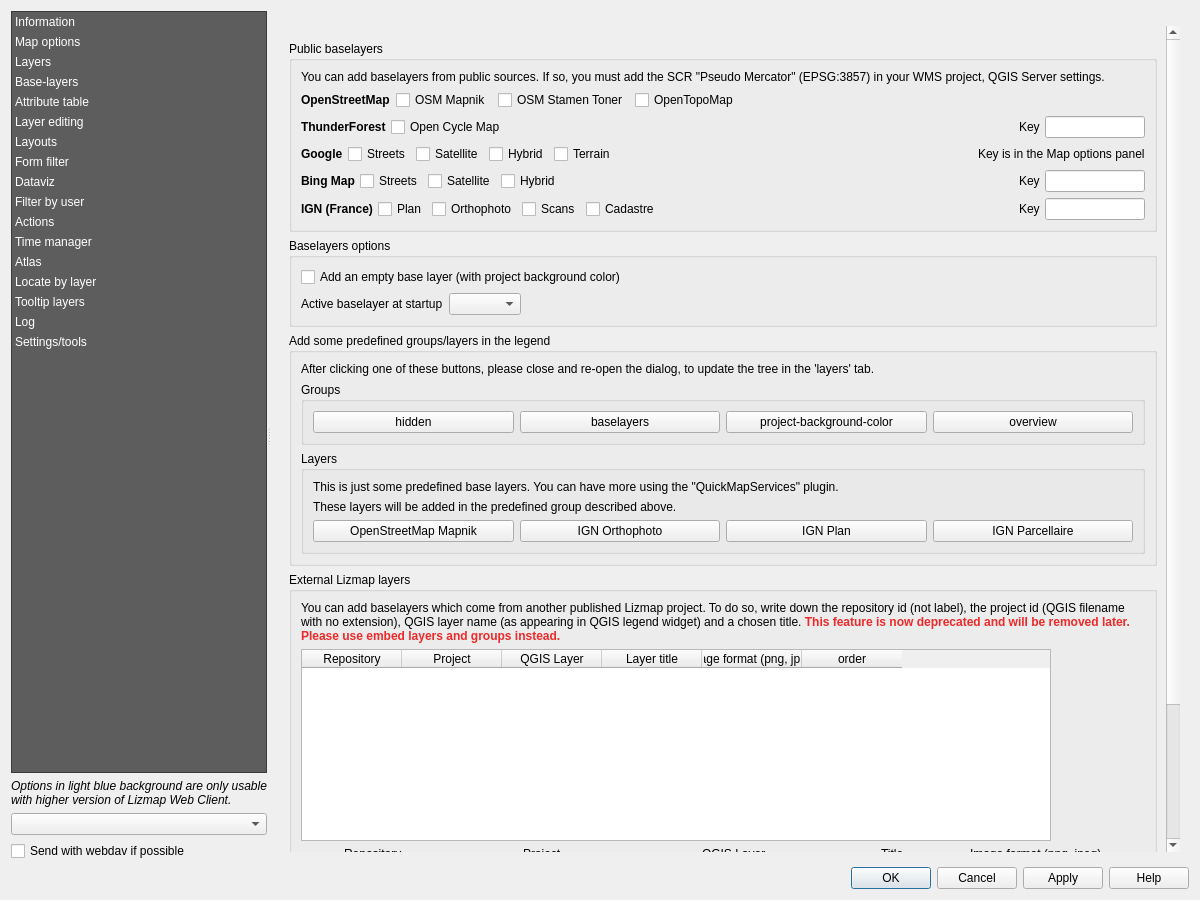
Above: lizmap/resources/ui/ui_lizmap.ui from 3liz/lizmap-plugin before the change. Below: the same form after it.
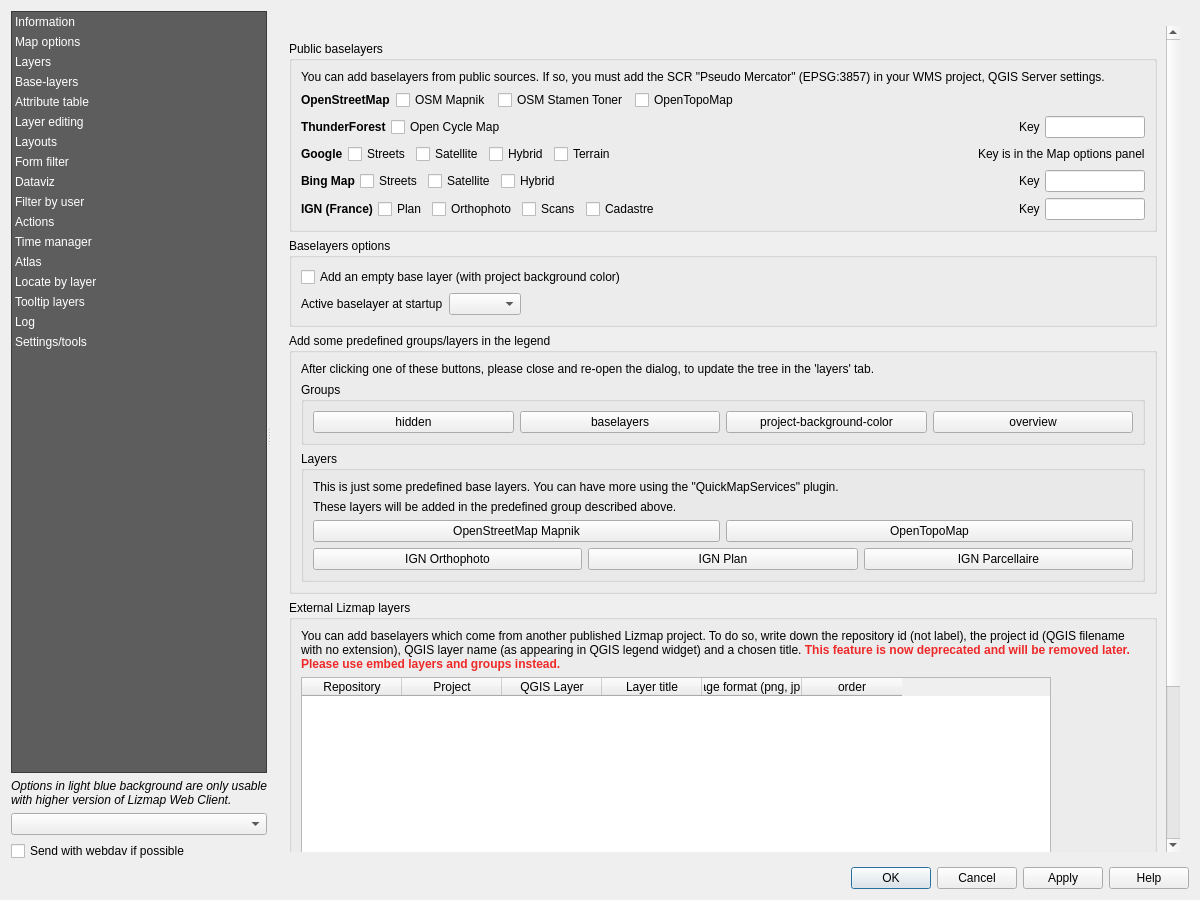
That is the form after the change. The open tabs and pages were chosen to show the change. Custom widgets are drawn as their Qt base class.

Commit message: Add new baselayers, based on previous checkbox

Patch:
```diff
--- a/lizmap/resources/ui/ui_lizmap.ui
+++ b/lizmap/resources/ui/ui_lizmap.ui
@@ -2693,7 +2693,7 @@
                       </widget>
                      </item>
                      <item>
-                      <layout class="QHBoxLayout" name="horizontalLayout_34">
+                      <layout class="QHBoxLayout" name="horizontalLayout_51">
                        <item>
                         <widget class="QPushButton" name="button_osm_mapnik">
                          <property name="text">
@@ -2702,6 +2702,17 @@
                         </widget>
                        </item>
                        <item>
+                        <widget class="QPushButton" name="button_osm_opentopomap">
+                         <property name="text">
+                          <string notr="true">OpenTopoMap</string>
+                         </property>
+                        </widget>
+                       </item>
+                      </layout>
+                     </item>
+                     <item>
+                      <layout class="QHBoxLayout" name="horizontalLayout_34">
+                       <item>
                         <widget class="QPushButton" name="button_ign_orthophoto">
                          <property name="text">
                           <string notr="true">IGN Orthophoto</string>
```
Left out of the diff: 2 changed lines with no effect on the pictures. The commit also changes 1 other file.
